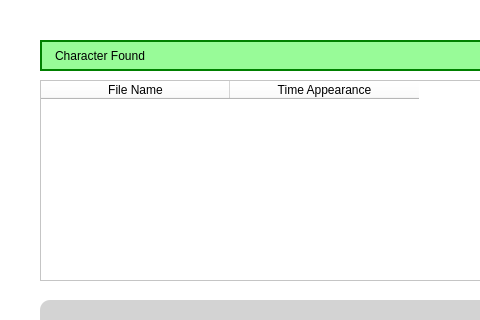
Above: UI_ccir.ui from syaz131/Gui-cartoon-retrieval before the change; both pictures show x 0 to 480 and y 0 to 320 of the 1000 by 600 pixel window. Below: the same form after it.
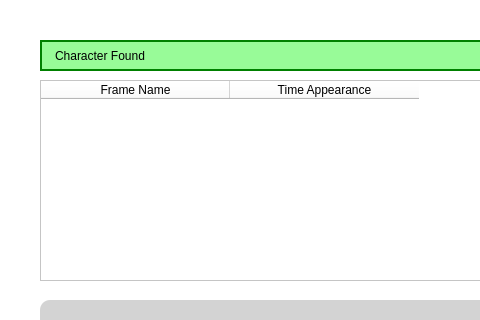
That is the form after the change. Icons and pictures are not drawn.

Commit message:
Checkpoint 4 - table load data
able to load data to table

Patch:
```diff
--- a/UI_ccir.ui
+++ b/UI_ccir.ui
@@ -893,7 +893,7 @@
       </attribute>
       <column>
        <property name="text">
-        <string>File Name</string>
+        <string>Frame Name</string>
        </property>
       </column>
       <column>
```
Left out of the diff: 2 changed lines with no effect on the pictures. The commit also changes 2 other files.
